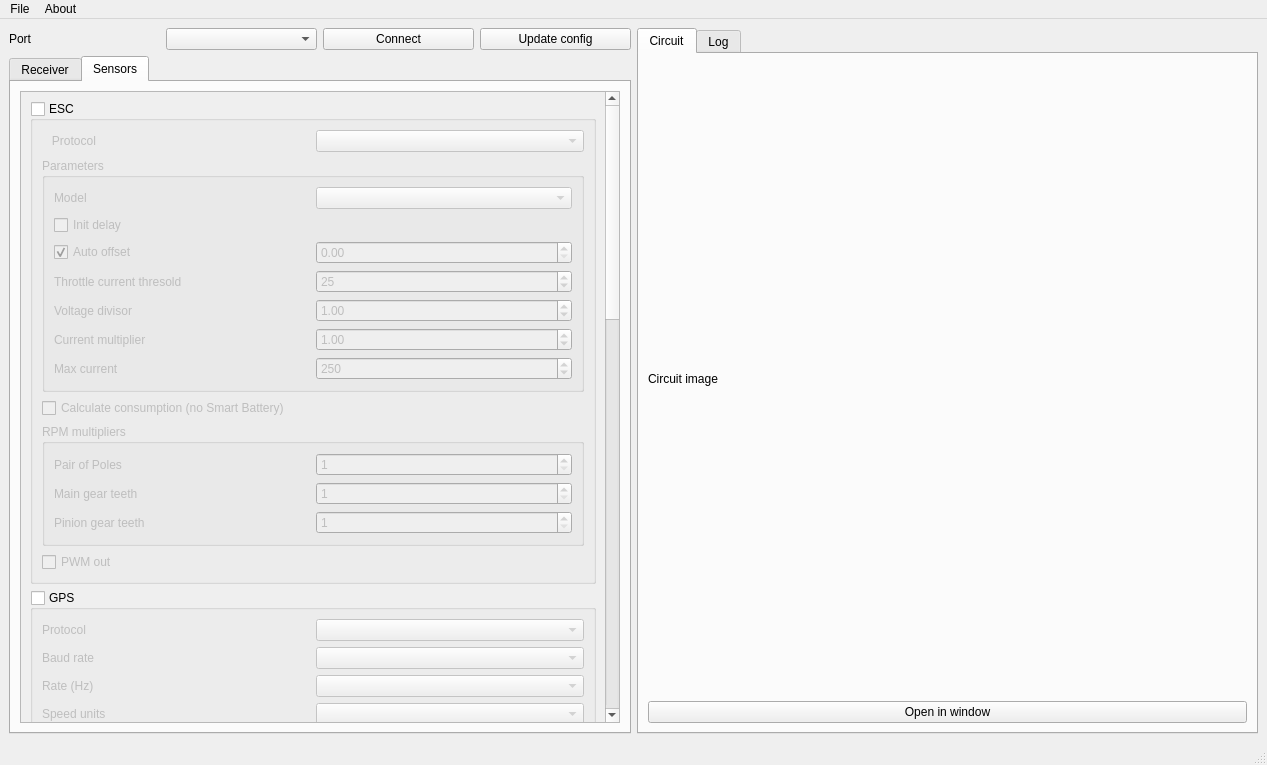
Old version of the form msrc_gui/mainwindow.ui in the repository dgatf/msrc.
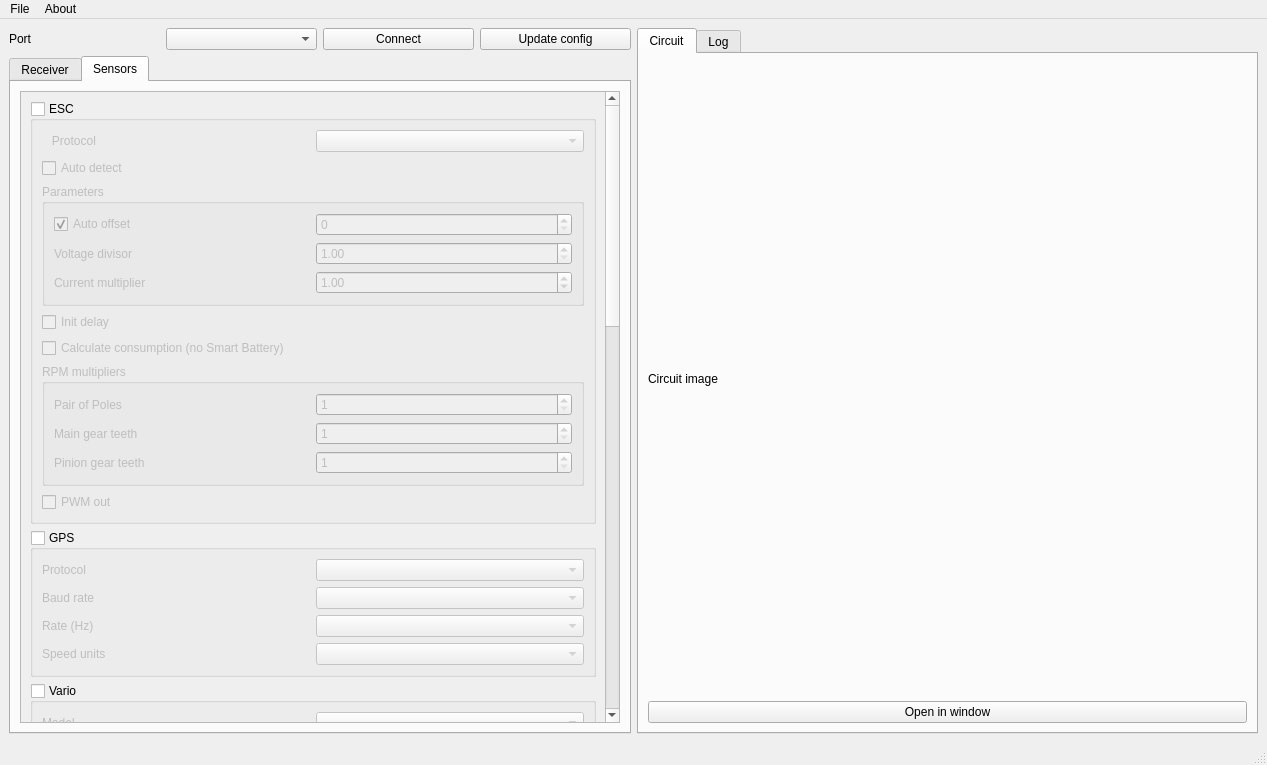
New version of the form. The open tabs and pages were chosen to show the change. Icons and pictures are not drawn.

```diff
--- a/msrc_gui/mainwindow.ui
+++ b/msrc_gui/mainwindow.ui
@@ -578,7 +578,7 @@
                  <x>0</x>
                  <y>0</y>
                  <width>581</width>
-                 <height>1953</height>
+                 <height>1887</height>
                 </rect>
                </property>
                <layout class="QVBoxLayout" name="verticalLayout_5">
@@ -603,7 +603,7 @@
                    <bool>false</bool>
                   </property>
                   <layout class="QGridLayout" name="gridLayout_4">
-                   <item row="3" column="0" colspan="2">
+                   <item row="6" column="0" colspan="2">
                     <widget class="QGroupBox" name="gbRpmMultipliers">
                      <property name="enabled">
                       <bool>false</bool>
@@ -693,7 +693,7 @@
                      </layout>
                     </widget>
                    </item>
-                   <item row="4" column="0">
+                   <item row="7" column="0">
                     <widget class="QCheckBox" name="cbPwmOut">
                      <property name="enabled">
                       <bool>false</bool>
@@ -703,7 +703,24 @@
                      </property>
                     </widget>
                    </item>
-                   <item row="1" column="0" colspan="2">
+                   <item row="0" column="0">
+                    <widget class="QLabel" name="lbEsc">
+                     <property name="enabled">
+                      <bool>false</bool>
+                     </property>
+                     <property name="text">
+                      <string>   Protocol</string>
+                     </property>
+                    </widget>
+                   </item>
+                   <item row="1" column="0">
+                    <widget class="QCheckBox" name="cbHw4AutoDetect">
+                     <property name="text">
+                      <string>Auto detect</string>
+                     </property>
+                    </widget>
+                   </item>
+                   <item row="3" column="0" colspan="2">
                     <widget class="QGroupBox" name="gbEscParameters">
                      <property name="enabled">
                       <bool>false</bool>
@@ -712,7 +729,46 @@
                       <string>Parameters</string>
                      </property>
                      <layout class="QGridLayout" name="gridLayout_15">
-                      <item row="2" column="0">
+                      <item row="4" column="1">
+                       <widget class="QDoubleSpinBox" name="sbCurrentMultiplier">
+                        <property name="enabled">
+                         <bool>false</bool>
+                        </property>
+                        <property name="maximum">
+                         <double>1000.000000000000000</double>
+                        </property>
+                        <property name="value">
+                         <double>1.000000000000000</double>
+                        </property>
+                       </widget>
+                      </item>
+                      <item row="4" column="0">
+                       <widget class="QLabel" name="lbCurrentMultiplier">
+                        <property name="enabled">
+                         <bool>false</bool>
+                        </property>
+                        <property name="text">
+                         <string>Current multiplier</string>
+                        </property>
+                       </widget>
+                      </item>
+                      <item row="3" column="1">
+                       <widget class="QDoubleSpinBox" name="sbVoltageDivisor">
+                        <property name="enabled">
+                         <bool>false</bool>
+                        </property>
+                        <property name="minimum">
+                         <double>1.000000000000000</double>
+                        </property>
+                        <property name="maximum">
+                         <double>1000.000000000000000</double>
+                        </property>
+                        <property name="value">
+                         <double>1.000000000000000</double>
+                        </property>
+                       </widget>
+                      </item>
+                      <item row="1" column="0">
                        <widget class="QCheckBox" name="cbEscAutoOffset">
                         <property name="enabled">
                          <bool>false</bool>
@@ -725,7 +781,7 @@
                         </property>
                        </widget>
                       </item>
-                      <item row="4" column="0">
+                      <item row="3" column="0">
                        <widget class="QLabel" name="lbVoltageDivisor">
                         <property name="enabled">
                          <bool>false</bool>
@@ -735,63 +791,7 @@
                         </property>
                        </widget>
                       </item>
-                      <item row="4" column="1">
-                       <widget class="QDoubleSpinBox" name="sbVoltageDivisor">
-                        <property name="enabled">
-                         <bool>false</bool>
-                        </property>
-                        <property name="maximum">
-                         <double>1000.000000000000000</double>
-                        </property>
-                        <property name="value">
-                         <double>1.000000000000000</double>
-                        </property>
-                       </widget>
-                      </item>
-                      <item row="5" column="1">
-                       <widget class="QDoubleSpinBox" name="sbCurrentMultiplier">
-                        <property name="enabled">
-                         <bool>false</bool>
-                        </property>
-                        <property name="maximum">
-                         <double>1000.000000000000000</double>
-                        </property>
-                        <property name="value">
-                         <double>1.000000000000000</double>
-                        </property>
-                       </widget>
-                      </item>
-                      <item row="1" column="0">
-                       <widget class="QCheckBox" name="cbInitDelay">
-                        <property name="enabled">
-                         <bool>false</bool>
-                        </property>
-                        <property name="text">
-                         <string>Init delay</string>
-                        </property>
-                       </widget>
-                      </item>
-                      <item row="0" column="0">
-                       <widget class="QLabel" name="lbEscModel">
-                        <property name="enabled">
-                         <bool>false</bool>
-                        </property>
-                        <property name="text">
-                         <string>Model</string>
-                        </property>
-                       </widget>
-                      </item>
-                      <item row="3" column="0">
-                       <widget class="QLabel" name="lbCurrentThresold">
-                        <property name="enabled">
-                         <bool>false</bool>
-                        </property>
-                        <property name="text">
-                         <string>Throttle current thresold</string>
-                        </property>
-                       </widget>
-                      </item>
-                      <item row="2" column="1">
+                      <item row="1" column="1">
                        <widget class="QDoubleSpinBox" name="sbEscOffset">
                         <property name="enabled">
                          <bool>false</bool>
@@ -799,64 +799,14 @@
                         <property name="suffix">
                          <string/>
                         </property>
+                        <property name="decimals">
+                         <number>0</number>
+                        </property>
                         <property name="maximum">
                          <double>1000.000000000000000</double>
                         </property>
                        </widget>
                       </item>
-                      <item row="6" column="1">
-                       <widget class="QSpinBox" name="sbCurrentMax">
-                        <property name="enabled">
-                         <bool>false</bool>
-                        </property>
-                        <property name="maximum">
-                         <number>1000</number>
-                        </property>
-                        <property name="value">
-                         <number>250</number>
-                        </property>
-                       </widget>
-                      </item>
-                      <item row="3" column="1">
-                       <widget class="QSpinBox" name="sbCurrentThresold">
-                        <property name="enabled">
-                         <bool>false</bool>
-                        </property>
-                        <property name="maximum">
-                         <number>100</number>
-                        </property>
-                        <property name="value">
-                         <number>25</number>
-                        </property>
-                       </widget>
-                      </item>
-                      <item row="0" column="1">
-                       <widget class="QComboBox" name="cbEscModel">
-                        <property name="enabled">
-                         <bool>false</bool>
-                        </property>
-                       </widget>
-                      </item>
-                      <item row="5" column="0">
-                       <widget class="QLabel" name="lbCurrentMultiplier">
-                        <property name="enabled">
-                         <bool>false</bool>
-                        </property>
-                        <property name="text">
-                         <string>Current multiplier</string>
-                        </property>
-                       </widget>
-                      </item>
-                      <item row="6" column="0">
-                       <widget class="QLabel" name="lbCurrentMax">
-                        <property name="enabled">
-                         <bool>false</bool>
-                        </property>
-                        <property name="text">
-                         <string>Max current</string>
-                        </property>
-                       </widget>
-                      </item>
                      </layout>
                     </widget>
                    </item>
@@ -867,23 +817,23 @@
                      </property>
                     </widget>
                    </item>
-                   <item row="0" column="0">
-                    <widget class="QLabel" name="lbEsc">
-                     <property name="enabled">
-                      <bool>false</bool>
-                     </property>
-                     <property name="text">
-                      <string>   Protocol</string>
-                     </property>
-                    </widget>
-                   </item>
-                   <item row="2" column="0">
+                   <item row="5" column="0">
                     <widget class="QCheckBox" name="cbCalculateConsumption">
                      <property name="text">
                       <string>Calculate consumption (no Smart Battery)</string>
                      </property>
                     </widget>
                    </item>
+                   <item row="4" column="0">
+                    <widget class="QCheckBox" name="cbInitDelay">
+                     <property name="enabled">
+                      <bool>false</bool>
+                     </property>
+                     <property name="text">
+                      <string>Init delay</string>
+                     </property>
+                    </widget>
+                   </item>
                   </layout>
                  </widget>
                 </item>
```
Left out of the diff: 2 changed lines with no effect on the pictures.
